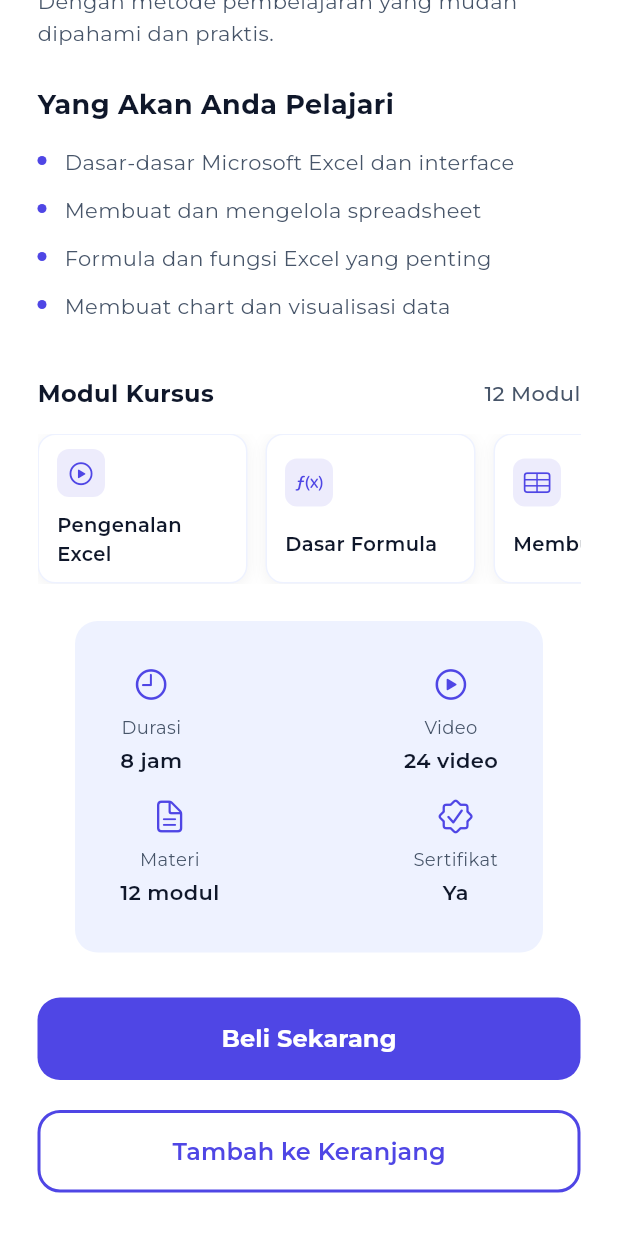
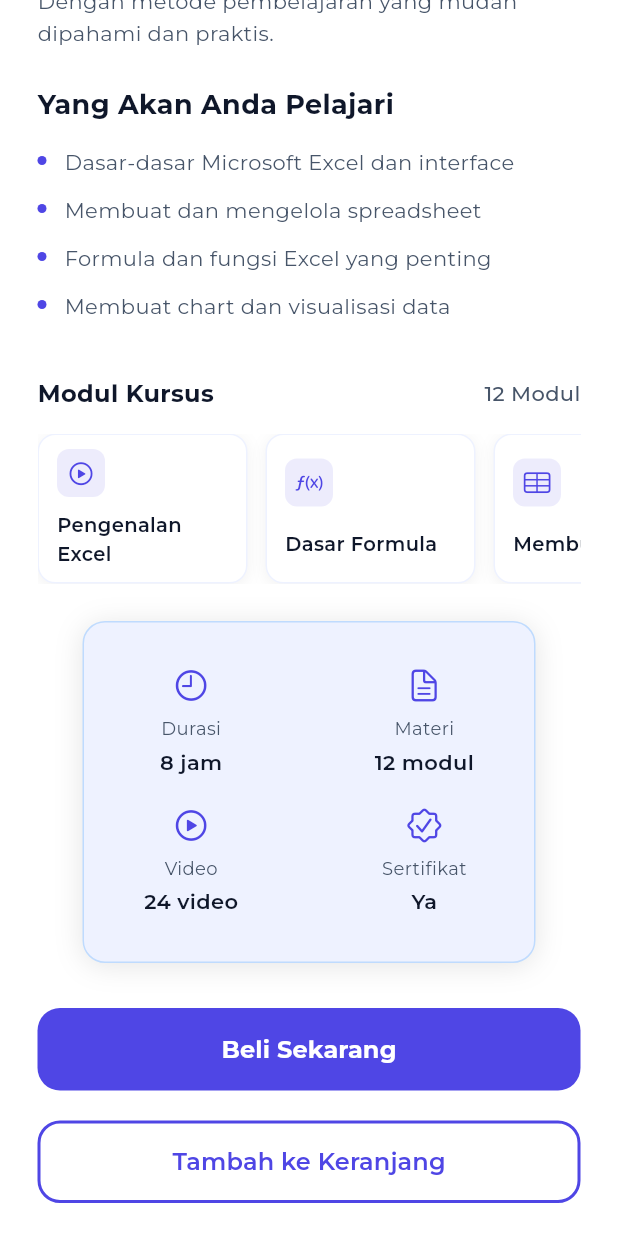
Before and after one commit to iqbalbayuaji/Karirvana, a Flutter app: the screen it shows after launch, scrolled down 576 dp, on a phone screen of 412 x 824 dp. Run offline on Flutter 3.47's test engine with Material 3 defaults, Android fonts, the light colour scheme and no system bars; our stand-ins replace carousel_slider, firebase_auth, firebase_core, get, pie_chart, smooth_page_indicator; accounts and stored records are empty.

Commit message:
[+] edit course_store UI

```diff
--- a/lib/app/modules/course_store/views/course_store_view.dart
+++ b/lib/app/modules/course_store/views/course_store_view.dart
@@ -371,26 +371,39 @@ class CourseStoreView extends GetView<CourseStoreController> {
                       SizedBox(height: 25),
 
                       Container(
-                        margin: EdgeInsets.symmetric(horizontal: 25),
-                        padding: EdgeInsets.all(30),
+                        margin: EdgeInsets.symmetric(horizontal: 30),
+                        padding: EdgeInsets.symmetric(vertical: 30, horizontal: 40),
                         decoration: BoxDecoration(
+                          boxShadow: [
+                            BoxShadow(
+                              color: Colors.black.withOpacity(0.10),
+                              blurRadius: 15,
+                              offset: Offset(0, 2),
+                            ),
+                          ],
                           color: AppColors.surfaceVariant,
                           borderRadius: BorderRadius.circular(15),
+                          border: Border.all(
+                            color: AppColors.secondaryContainer,
+                            width: 1,
+                          ),
                         ),
-                        child: Column(
+                        child: Row(
+                          mainAxisAlignment: MainAxisAlignment.spaceBetween,
                           children: [
-                            Row(
+                            Column(
                               mainAxisAlignment: MainAxisAlignment.spaceBetween,
                               children: [
                                 _buildDetailItem(CupertinoIcons.time, "Durasi", "8 jam"),
+                                SizedBox(height: 20),
                                 _buildDetailItem(CupertinoIcons.play_circle, "Video", "24 video"),
                               ],
                             ),
-                            SizedBox(height: 15),
-                            Row(
+                            Column(
                               mainAxisAlignment: MainAxisAlignment.spaceBetween,
                               children: [
                                 _buildDetailItem(CupertinoIcons.doc_text, "Materi", "12 modul"),
+                                SizedBox(height: 20),
                                 _buildDetailItem(CupertinoIcons.checkmark_seal, "Sertifikat", "Ya"),
                               ],
                             ),
@@ -464,7 +477,6 @@ class CourseStoreView extends GetView<CourseStoreController> {
               ],
             ),
 
-            // Back button
             Positioned(
               top: 40,
               left: 25,
```
